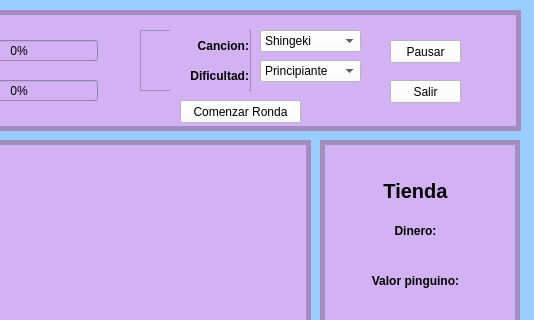
The window that Tareas/T02/qt-designer-ventana_juego.ui (domingo2000/ProgramacionAvanzada) describes before a commit, drawn with Qt 5; both pictures show x 500 to 1034 and y 0 to 320 of the 1034 by 657 pixel window.
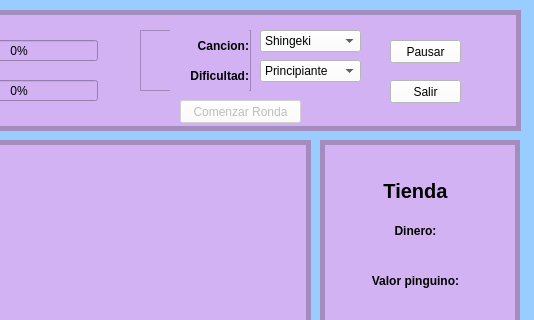
The same window after the commit. Icons and pictures are not drawn.

The edit to the form file:
```diff
--- a/Tareas/T02/qt-designer-ventana_juego.ui
+++ b/Tareas/T02/qt-designer-ventana_juego.ui
@@ -10,6 +10,18 @@
     <height>657</height>
    </rect>
   </property>
+  <property name="minimumSize">
+   <size>
+    <width>1034</width>
+    <height>657</height>
+   </size>
+  </property>
+  <property name="maximumSize">
+   <size>
+    <width>1034</width>
+    <height>657</height>
+   </size>
+  </property>
   <property name="acceptDrops">
    <bool>true</bool>
   </property>
@@ -150,7 +162,7 @@
    </widget>
    <widget class="QPushButton" name="boton_comenzar">
     <property name="enabled">
-     <bool>true</bool>
+     <bool>false</bool>
     </property>
     <property name="geometry">
      <rect>
```
Left out of the diff: 2 changed lines with no effect on the pictures.
